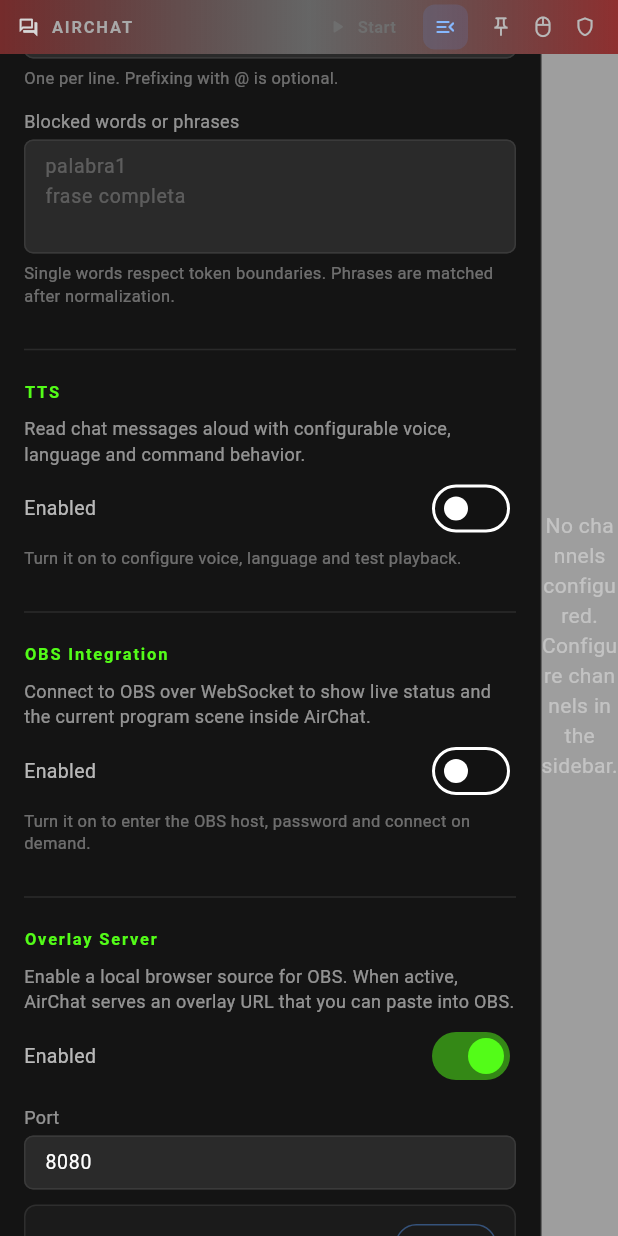
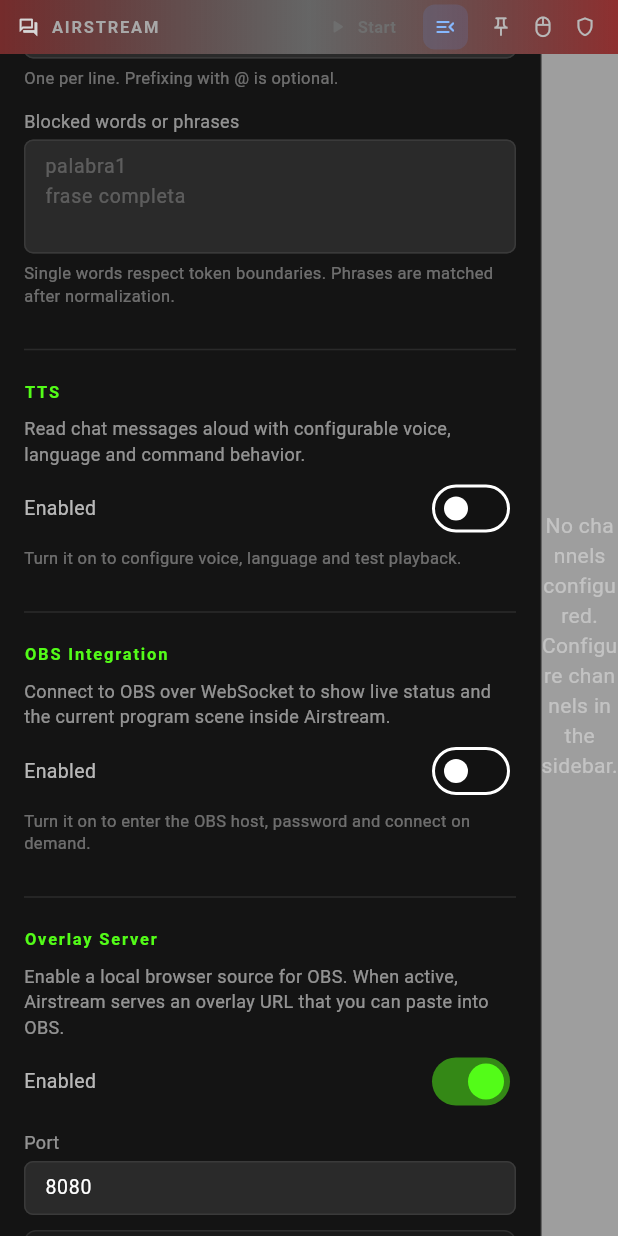
Before and after one commit to DiegPS/airstream, a Flutter app: the screen it shows after launch, scrolled down 1152 dp, on a phone screen of 412 x 824 dp. Run offline on Flutter 3.47's test engine with Material 3 defaults, Android fonts, the phone set to English and light mode, and no system bars; our stand-ins replace cached_network_image, extended_image, flutter_riverpod, logger, shared_preferences, shelf and 1 more; missing offline and left inert: air_window_control, dart_kick_chat, dart_youtube_chat, flutter_acrylic, flutter_onnxruntime, media_kit and 3 more.

Commit message:
feat: rename project from airchat_flutter to Airstream and update related files

```diff
--- a/lib/main.dart
+++ b/lib/main.dart
@@ -4,7 +4,7 @@
 import 'package:media_kit/media_kit.dart';
 import 'package:window_manager/window_manager.dart';
 import 'package:flutter_acrylic/flutter_acrylic.dart';
-import 'package:airchat_flutter/ui/chat_screen.dart';
+import 'package:airstream/ui/chat_screen.dart';
 
 void main() async {
   WidgetsFlutterBinding.ensureInitialized();
@@ -24,16 +24,16 @@
     await windowManager.setHasShadow(false);
   }
 
-  runApp(const ProviderScope(child: AirChatApp()));
+  runApp(const ProviderScope(child: AirstreamApp()));
 }
 
-class AirChatApp extends StatelessWidget {
-  const AirChatApp({super.key});
+class AirstreamApp extends StatelessWidget {
+  const AirstreamApp({super.key});
 
   @override
   Widget build(BuildContext context) {
     return MaterialApp(
-      title: 'AirChat',
+      title: 'Airstream',
       debugShowCheckedModeBanner: false,
       theme: ThemeData(
         colorScheme: const ColorScheme.dark(
--- a/lib/pipeline/message_pipeline.dart
+++ b/lib/pipeline/message_pipeline.dart
@@ -1,8 +1,8 @@
 import 'dart:async';
 import 'dart:collection';
 
-import 'package:airchat_flutter/models/chat_message.dart';
-import 'package:airchat_flutter/settings/settings_model.dart';
+import 'package:airstream/models/chat_message.dart';
+import 'package:airstream/settings/settings_model.dart';
 
 /// Merges streams from YouTube, Twitch, and Kick, applies filtering rules,
 /// and enforces the maxMessages buffer cap.
--- a/lib/services/kick_service.dart
+++ b/lib/services/kick_service.dart
@@ -2,7 +2,7 @@
 
 import 'package:flutter/foundation.dart';
 import 'package:dart_kick_chat/dart_kick_chat.dart' as kick;
-import 'package:airchat_flutter/models/chat_message.dart';
+import 'package:airstream/models/chat_message.dart';
 
 enum ServiceStatus { idle, connecting, connected, error }
 
--- a/lib/services/overlay_server.dart
+++ b/lib/services/overlay_server.dart
@@ -2,8 +2,8 @@
 import 'dart:convert';
 import 'dart:io';
 
-import 'package:airchat_flutter/models/chat_message.dart';
-import 'package:airchat_flutter/settings/settings_model.dart';
+import 'package:airstream/models/chat_message.dart';
+import 'package:airstream/settings/settings_model.dart';
 import 'package:network_info_plus/network_info_plus.dart';
 import 'package:shelf/shelf.dart';
 import 'package:shelf/shelf_io.dart' as shelf_io;
@@ -316,7 +316,7 @@
 <head>
 <meta charset="UTF-8">
 <meta name="viewport" content="width=device-width, initial-scale=1.0">
-<title>AirChat Alerts</title>
+<title>Airstream Alerts</title>
 <style>
   * { box-sizing: border-box; margin: 0; padding: 0; }
   body {
@@ -542,7 +542,7 @@
 <head>
 <meta charset="UTF-8">
 <meta name="viewport" content="width=device-width, initial-scale=1.0">
-<title>AirChat Overlay</title>
+<title>Airstream Overlay</title>
 <style>
   * { box-sizing: border-box; margin: 0; padding: 0; }
   body {
--- a/lib/services/twitch_service.dart
+++ b/lib/services/twitch_service.dart
@@ -4,7 +4,7 @@
 
 import 'package:http/http.dart' as http;
 import 'package:web_socket_channel/web_socket_channel.dart';
-import 'package:airchat_flutter/models/chat_message.dart';
+import 'package:airstream/models/chat_message.dart';
 
 const _ircUrl = 'wss://irc-ws.chat.twitch.tv/';
 const _reconnectDelay = Duration(seconds: 5);
--- a/lib/services/youtube_service.dart
+++ b/lib/services/youtube_service.dart
@@ -1,8 +1,8 @@
 import 'dart:async';
 
 import 'package:dart_youtube_chat/dart_youtube_chat.dart' as yt;
-import 'package:airchat_flutter/models/chat_message.dart';
-import 'package:airchat_flutter/services/kick_service.dart' show ServiceStatus;
+import 'package:airstream/models/chat_message.dart';
+import 'package:airstream/services/kick_service.dart' show ServiceStatus;
 
 /// Wraps dart_youtube_chat.LiveChat and converts items to [ChatMessage].
 class YouTubeService {
--- a/lib/settings/settings_notifier.dart
+++ b/lib/settings/settings_notifier.dart
@@ -4,21 +4,21 @@
 import 'package:flutter/foundation.dart';
 import 'package:flutter_riverpod/flutter_riverpod.dart';
 import 'package:shared_preferences/shared_preferences.dart';
-import 'package:airchat_flutter/models/chat_message.dart';
-import 'package:airchat_flutter/pipeline/message_pipeline.dart';
-import 'package:airchat_flutter/services/kick_service.dart';
-export 'package:airchat_flutter/services/kick_service.dart' show ServiceStatus;
-export 'package:airchat_flutter/services/tts_service.dart'
+import 'package:airstream/models/chat_message.dart';
+import 'package:airstream/pipeline/message_pipeline.dart';
+import 'package:airstream/services/kick_service.dart';
+export 'package:airstream/services/kick_service.dart' show ServiceStatus;
+export 'package:airstream/services/tts_service.dart'
     show TtsLoadPhase, TtsLoadState;
-import 'package:airchat_flutter/services/overlay_server.dart';
-import 'package:airchat_flutter/services/obs_service.dart';
-import 'package:airchat_flutter/services/twitch_service.dart';
-import 'package:airchat_flutter/services/youtube_service.dart';
-import 'package:airchat_flutter/services/tts_service.dart';
-import 'package:airchat_flutter/settings/tts_message_policy.dart';
-import 'package:airchat_flutter/settings/settings_model.dart';
+import 'package:airstream/services/overlay_server.dart';
+import 'package:airstream/services/obs_service.dart';
+import 'package:airstream/services/twitch_service.dart';
+import 'package:airstream/services/youtube_service.dart';
+import 'package:airstream/services/tts_service.dart';
+import 'package:airstream/settings/tts_message_policy.dart';
+import 'package:airstream/settings/settings_model.dart';
 
-const _prefsKey = 'AIRCHAT_SETTINGS';
+const _prefsKey = 'AIRSTREAM_SETTINGS';
 
 // ── providers ────────────────────────────────────────────────────────────────
 
--- a/lib/settings/tts_message_policy.dart
+++ b/lib/settings/tts_message_policy.dart
@@ -1,4 +1,4 @@
-import 'package:airchat_flutter/models/chat_message.dart';
+import 'package:airstream/models/chat_message.dart';
 
 const ttsSessionMessageTolerance = Duration(seconds: 2);
 
--- a/lib/ui/chat_screen.dart
+++ b/lib/ui/chat_screen.dart
@@ -1,14 +1,14 @@
 import 'dart:io';
 import 'dart:async';
 
-import 'package:airchat_flutter/services/supertonic_helper.dart'
+import 'package:airstream/services/supertonic_helper.dart'
     show availableLangs, formatByteSize;
-import 'package:airchat_flutter/services/obs_service.dart';
-import 'package:airchat_flutter/settings/settings_model.dart';
-import 'package:airchat_flutter/settings/settings_notifier.dart';
-import 'package:airchat_flutter/ui/widgets/chat_bubble.dart';
-import 'package:airchat_flutter/ui/widgets/window_control_bar.dart';
-import 'package:airchat_flutter/window/window_state.dart';
+import 'package:airstream/services/obs_service.dart';
+import 'package:airstream/settings/settings_model.dart';
+import 'package:airstream/settings/settings_notifier.dart';
+import 'package:airstream/ui/widgets/chat_bubble.dart';
+import 'package:airstream/ui/widgets/window_control_bar.dart';
+import 'package:airstream/window/window_state.dart';
 import 'package:flutter/material.dart';
 import 'package:flutter/services.dart';
 import 'package:flutter_riverpod/flutter_riverpod.dart';
@@ -416,7 +416,7 @@
         ),
         SizedBox(width: 8),
         Text(
-          'AIRCHAT',
+          'AIRSTREAM',
           style: TextStyle(
             color: Color(0xFFA8A8A8),
             fontSize: 11,
@@ -1202,7 +1202,7 @@
           const SizedBox(height: 12),
           _section('OBS Integration'),
           const Text(
-            'Connect to OBS over WebSocket to show live status and the current program scene inside AirChat.',
+            'Connect to OBS over WebSocket to show live status and the current program scene inside Airstream.',
             style: TextStyle(
               color: Colors.white54,
               fontSize: 12,
@@ -1323,7 +1323,7 @@
           const SizedBox(height: 12),
           _section('Overlay Server'),
           const Text(
-            'Enable a local browser source for OBS. When active, AirChat serves an overlay URL that you can paste into OBS.',
+            'Enable a local browser source for OBS. When active, Airstream serves an overlay URL that you can paste into OBS.',
             style: TextStyle(
               color: Colors.white54,
               fontSize: 12,
--- a/lib/ui/widgets/author_avatar.dart
+++ b/lib/ui/widgets/author_avatar.dart
@@ -1,5 +1,5 @@
-import 'package:airchat_flutter/models/chat_message.dart';
-import 'package:airchat_flutter/ui/widgets/platform_badge.dart';
+import 'package:airstream/models/chat_message.dart';
+import 'package:airstream/ui/widgets/platform_badge.dart';
 import 'package:cached_network_image/cached_network_image.dart';
 import 'package:flutter/material.dart';
 
--- a/lib/ui/widgets/platform_badge.dart
+++ b/lib/ui/widgets/platform_badge.dart
@@ -1,4 +1,4 @@
-import 'package:airchat_flutter/models/chat_message.dart';
+import 'package:airstream/models/chat_message.dart';
 import 'package:flutter/material.dart';
 
 enum PlatformBadgeMode { overlay, inline }
--- a/lib/ui/widgets/window_control_bar.dart
+++ b/lib/ui/widgets/window_control_bar.dart
@@ -1,6 +1,6 @@
 import 'dart:io';
 
-import 'package:airchat_flutter/window/window_state.dart';
+import 'package:airstream/window/window_state.dart';
 import 'package:flutter/material.dart';
 import 'package:flutter_riverpod/flutter_riverpod.dart';
 import 'package:window_manager/window_manager.dart';
--- a/pubspec.yaml
+++ b/pubspec.yaml
@@ -1,5 +1,5 @@
-name: airchat_flutter
-description: AirChat — YouTube/Twitch/Kick chat viewer for streamers, with OBS overlay server.
+name: airstream
+description: Airstream - YouTube/Twitch/Kick chat viewer for streamers, with OBS overlay server.
 publish_to: 'none'
 version: 0.1.0+1
 
```
Also changed, not shown: lib/ui/settings/settings_screen.dart (+4 -4 lines), lib/ui/widgets/chat_bubble.dart (+4 -4 lines), 20 other files.
